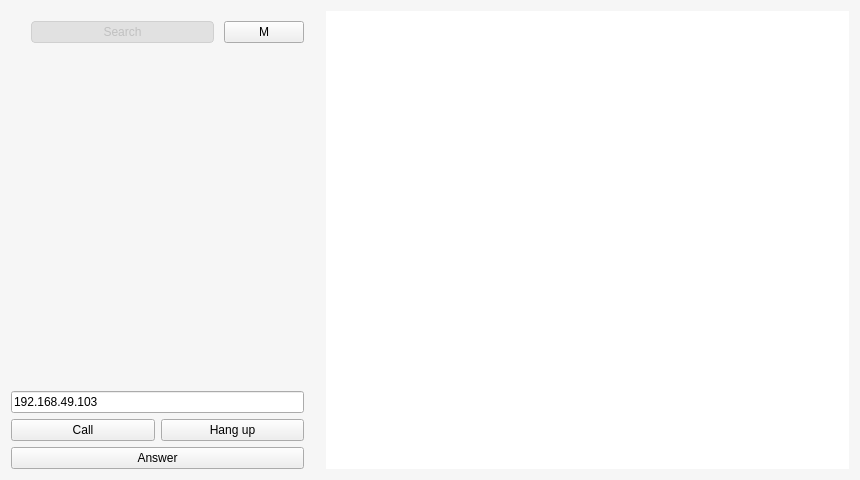
Qt form mainwindow.ui (savoirfairelinux/jami-client-macos) before a commit.
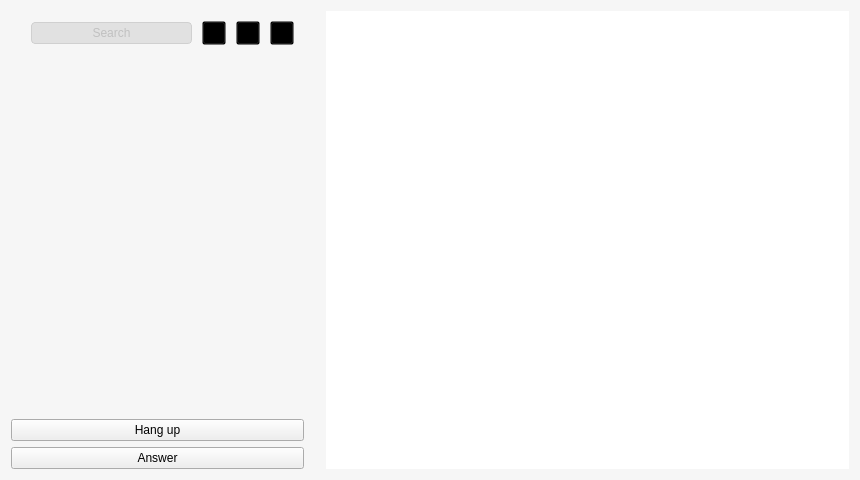
The same form after that commit. Icons and pictures are not drawn. Custom widgets are drawn as their Qt base class.

Patch:
```diff
--- a/mainwindow.ui
+++ b/mainwindow.ui
@@ -65,6 +65,9 @@
           <property name="topMargin">
            <number>10</number>
           </property>
+          <property name="rightMargin">
+           <number>10</number>
+          </property>
           <property name="bottomMargin">
            <number>10</number>
           </property>
@@ -97,23 +100,98 @@
              <string>Search</string>
             </property>
             <property name="clearButtonEnabled">
-             <bool>false</bool>
+             <bool>true</bool>
             </property>
            </widget>
           </item>
           <item>
-           <widget class="QPushButton" name="pushButton">
+           <widget class="QToolButton" name="call_button">
+            <property name="minimumSize">
+             <size>
+              <width>0</width>
+              <height>0</height>
+             </size>
+            </property>
+            <property name="maximumSize">
+             <size>
+              <width>24</width>
+              <height>24</height>
+             </size>
+            </property>
+            <property name="styleSheet">
+             <string notr="true">background-color:transparent;</string>
+            </property>
             <property name="text">
-             <string>M</string>
+             <string/>
             </property>
-            <property name="autoDefault">
-             <bool>false</bool>
+            <property name="icon">
+             <iconset resource="data.qrc">
+              <normaloff>:/data/dark/ic_action_call.png</normaloff>
+              <normalon>:/data/light/ic_action_call.png</normalon>
+              <disabledoff>:/data/dark/ic_action_call.png</disabledoff>
+              <disabledon>:/data/light/ic_action_call.png</disabledon>
+              <activeoff>:/data/dark/ic_action_call.png</activeoff>
+              <activeon>:/data/light/ic_action_call.png</activeon>
+              <selectedoff>:/data/dark/ic_action_call.png</selectedoff>
+              <selectedon>:/data/light/ic_action_call.png</selectedon>:/data/dark/ic_action_call.png</iconset>
             </property>
-            <property name="default">
-             <bool>false</bool>
+            <property name="iconSize">
+             <size>
+              <width>24</width>
+              <height>24</height>
+             </size>
             </property>
-            <property name="flat">
-             <bool>false</bool>
+           </widget>
+          </item>
+          <item>
+           <widget class="QToolButton" name="toolButton_2">
+            <property name="maximumSize">
+             <size>
+              <width>24</width>
+              <height>24</height>
+             </size>
+            </property>
+            <property name="styleSheet">
+             <string notr="true">background-color:transparent;</string>
+            </property>
+            <property name="text">
+             <string>...</string>
+            </property>
+            <property name="icon">
+             <iconset resource="data.qrc">
+              <normaloff>:/data/dark/ic_action_video.png</normaloff>:/data/dark/ic_action_video.png</iconset>
+            </property>
+            <property name="iconSize">
+             <size>
+              <width>24</width>
+              <height>24</height>
+             </size>
+            </property>
+           </widget>
+          </item>
+          <item>
+           <widget class="QToolButton" name="toolButton_3">
+            <property name="maximumSize">
+             <size>
+              <width>24</width>
+              <height>24</height>
+             </size>
+            </property>
+            <property name="styleSheet">
+             <string notr="true">background-color:transparent;</string>
+            </property>
+            <property name="text">
+             <string>...</string>
+            </property>
+            <property name="icon">
+             <iconset resource="data.qrc">
+              <normaloff>:/data/dark/ic_action_email.png</normaloff>:/data/dark/ic_action_email.png</iconset>
+            </property>
+            <property name="iconSize">
+             <size>
+              <width>24</width>
+              <height>24</height>
+             </size>
             </property>
            </widget>
           </item>
@@ -145,6 +223,12 @@
           <property name="lineWidth">
            <number>0</number>
           </property>
+          <property name="iconSize">
+           <size>
+            <width>0</width>
+            <height>0</height>
+           </size>
+          </property>
          </widget>
         </item>
         <item>
@@ -156,39 +240,12 @@
            <number>0</number>
           </property>
           <item>
-           <widget class="QLineEdit" name="call_number">
+           <widget class="QPushButton" name="hangup_button">
             <property name="text">
-             <string>192.168.49.103</string>
+             <string>Hang up</string>
             </property>
            </widget>
           </item>
-          <item>
-           <layout class="QHBoxLayout" name="horizontalLayout_2">
-            <property name="sizeConstraint">
-             <enum>QLayout::SetNoConstraint</enum>
-            </property>
-            <item>
-             <widget class="QPushButton" name="call_button">
-              <property name="sizePolicy">
-               <sizepolicy hsizetype="Minimum" vsizetype="Fixed">
-                <horstretch>0</horstretch>
-                <verstretch>0</verstretch>
-               </sizepolicy>
-              </property>
-              <property name="text">
-               <string>Call</string>
-              </property>
-             </widget>
-            </item>
-            <item>
-             <widget class="QPushButton" name="hangup_button">
-              <property name="text">
-               <string>Hang up</string>
-              </property>
-             </widget>
-            </item>
-           </layout>
-          </item>
           <item>
            <widget class="QPushButton" name="answer_button">
             <property name="text">
```
Left out of the diff: 25 changed lines with no effect on the pictures.
